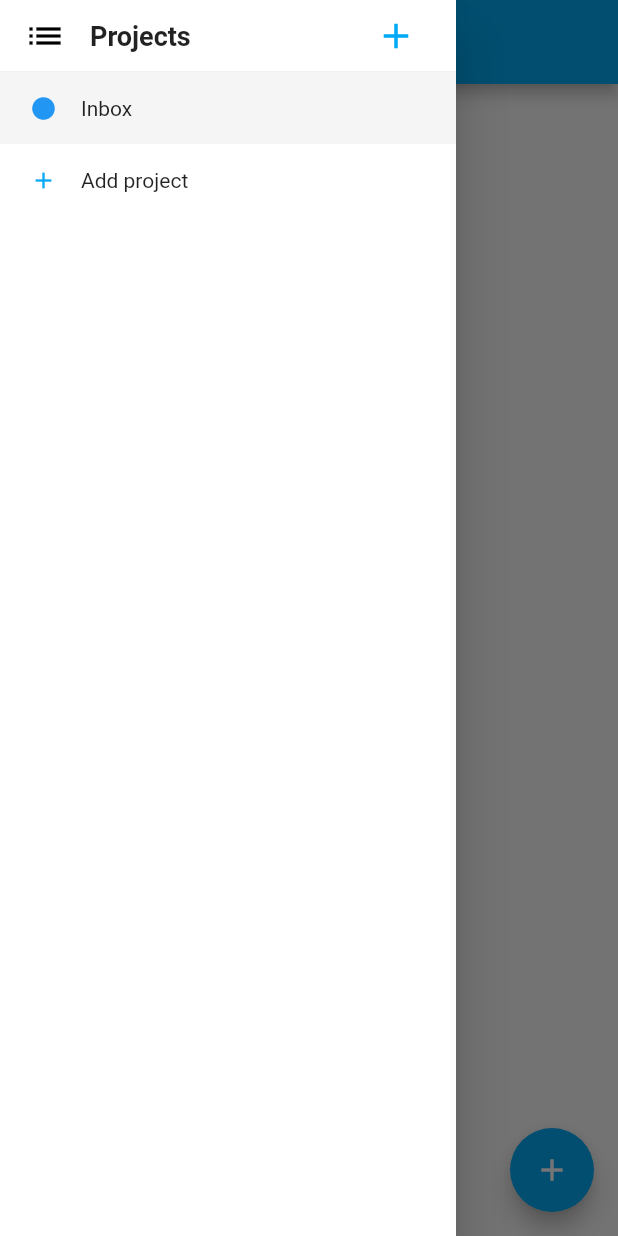
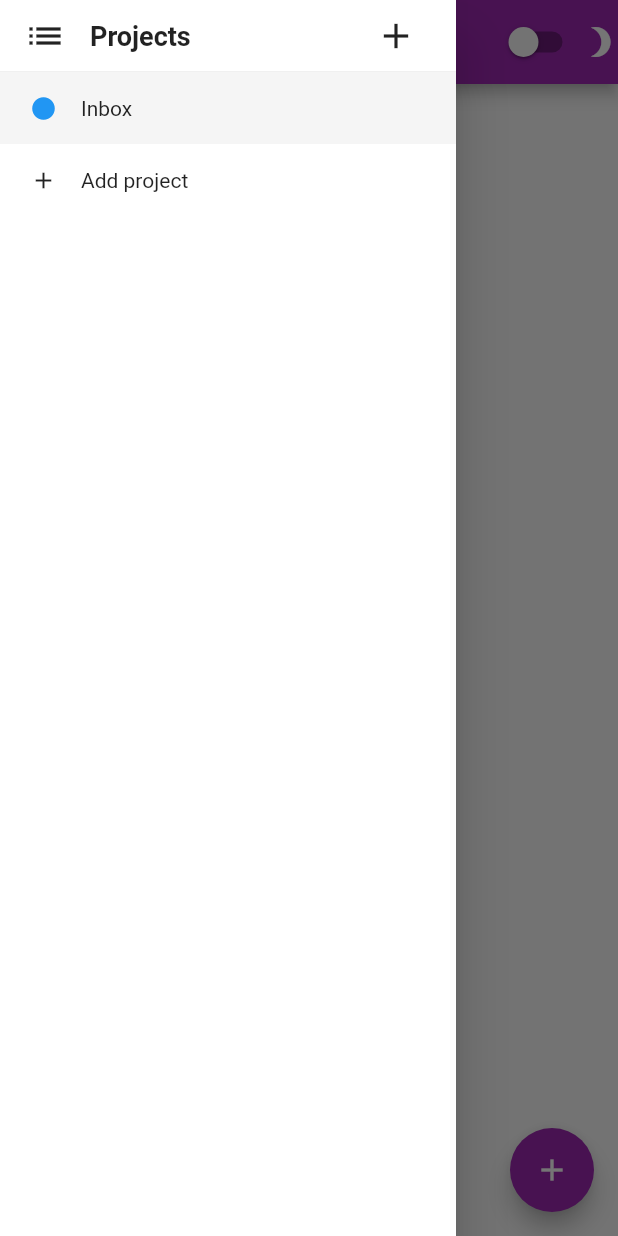
Before and after one commit to cleitonmonteiro/task-now, a Flutter app: the screen it shows after launch, with the side drawer open, on a phone screen of 412 x 824 dp. Run offline on Flutter 3.47's test engine with Material 2 defaults, Android fonts, the phone set to English and light mode, and no system bars; our stand-ins replace sqflite; accounts and stored records are empty.

Commit message:
updated app theme

```diff
--- /dev/null
+++ b/lib/app_state_notifier.dart
@@ -0,0 +1,10 @@
+import 'package:flutter/foundation.dart';
+
+class AppStateNotifier extends ChangeNotifier {
+  bool isDarkModeOn = false;
+
+  void updateTheme(bool isDarkMode) {
+    this.isDarkModeOn = isDarkMode;
+    notifyListeners();
+  }
+}
--- /dev/null
+++ b/lib/app_theme.dart
@@ -0,0 +1,44 @@
+import 'package:flutter/material.dart';
+
+const kButtonTheme = ButtonThemeData(
+  textTheme: ButtonTextTheme.primary,
+  padding: EdgeInsets.symmetric(horizontal: 10.0),
+  minWidth: 30.0,
+  height: 30.0,
+);
+
+class AppTheme {
+  static ThemeData getLightTheme(BuildContext context) {
+    return ThemeData(
+      visualDensity: VisualDensity.adaptivePlatformDensity,
+      primarySwatch: Colors.purple,
+      backgroundColor: Colors.white,
+      buttonTheme: kButtonTheme,
+    );
+  }
+
+  static ThemeData getDarkTheme(BuildContext context) {
+    return ThemeData(
+      colorScheme: ColorScheme.dark(
+        primary: Colors.purple,
+        secondary: Colors.purple,
+        secondaryVariant: Colors.purple,
+        surface: Colors.grey.shade900,
+      ),
+      brightness: Brightness.dark,
+      visualDensity: VisualDensity.adaptivePlatformDensity,
+      primarySwatch: Colors.purple,
+      accentColor: Colors.purple,
+      toggleableActiveColor: Colors.purple,
+      scaffoldBackgroundColor: Colors.grey.shade900,
+      backgroundColor: Colors.grey.shade900,
+      dialogBackgroundColor: Colors.grey.shade900,
+      selectedRowColor: Colors.grey.withAlpha(20),
+      timePickerTheme: TimePickerTheme.of(context).copyWith(
+        hourMinuteUnselectedColor: Colors.red,
+        dialBackgroundColor: Colors.grey.withAlpha(20),
+      ),
+      buttonTheme: kButtonTheme,
+    );
+  }
+}
--- a/lib/main.dart
+++ b/lib/main.dart
@@ -1,5 +1,7 @@
 import 'package:flutter/material.dart';
 import 'package:provider/provider.dart';
+import 'package:task_now/app_state_notifier.dart';
+import 'package:task_now/app_theme.dart';
 import 'package:task_now/data/database.dart';
 import 'package:task_now/data/sqlite_todo_repo_impl.dart';
 import 'package:task_now/todo_brain.dart';
@@ -12,21 +14,23 @@ void main() {
 class App extends StatelessWidget {
   @override
   Widget build(BuildContext context) {
-    return ChangeNotifierProvider<TodoBrain>(
-      create: (context) => TodoBrain(SqliteTodoRepoImpl(DatabaseProvider())),
-      child: MaterialApp(
+    return MultiProvider(
+      providers: [
+        ChangeNotifierProvider<AppStateNotifier>(
+          create: (_) => AppStateNotifier(),
+        ),
+        ChangeNotifierProvider<TodoBrain>(
+          create: (_) => TodoBrain(SqliteTodoRepoImpl(DatabaseProvider())),
+        ),
+      ],
+      builder: (context, _) => MaterialApp(
+        debugShowCheckedModeBanner: false,
         title: 'Task Now',
-        theme: ThemeData(
-          primarySwatch: Colors.lightBlue,
-          primaryColor: Colors.lightBlue,
-          backgroundColor: Colors.white,
-          visualDensity: VisualDensity.adaptivePlatformDensity,
-          buttonTheme: ButtonThemeData().copyWith(
-            padding: EdgeInsets.symmetric(horizontal: 10.0),
-            minWidth: 30.0,
-            height: 30.0,
-          ),
-        ),
+        theme: AppTheme.getLightTheme(context),
+        darkTheme: AppTheme.getDarkTheme(context),
+        themeMode: Provider.of<AppStateNotifier>(context).isDarkModeOn
+            ? ThemeMode.dark
+            : ThemeMode.light,
         home: HomePage(),
       ),
     );
--- a/lib/pages/home.dart
+++ b/lib/pages/home.dart
@@ -1,6 +1,7 @@
 import 'package:flutter/material.dart';
 import 'package:flutter/rendering.dart';
 import 'package:provider/provider.dart';
+import 'package:task_now/app_state_notifier.dart';
 import 'package:task_now/data/models/project.dart';
 import 'package:task_now/pages/new_project.dart';
 import 'package:task_now/pages/no_tasks.dart';
@@ -22,12 +23,17 @@ class HomePage extends StatelessWidget {
 
         return Scaffold(
           appBar: AppBar(
-            title: Text(
-              brain.selectedProject.name,
-              style: TextStyle().copyWith(color: Colors.white),
-            ),
-            iconTheme:
-                Theme.of(context).iconTheme.copyWith(color: Colors.white),
+            title: Text(brain.selectedProject.name),
+            actions: <Widget>[
+              Switch(
+                value: Provider.of<AppStateNotifier>(context).isDarkModeOn,
+                onChanged: (boolVal) {
+                  Provider.of<AppStateNotifier>(context, listen: false)
+                      .updateTheme(boolVal);
+                },
+              ),
+              Icon(Icons.brightness_3),
+            ],
           ),
           drawer: Drawer(
             child: DecoratedBox(
@@ -44,10 +50,10 @@ class HomePage extends StatelessWidget {
                     padding: EdgeInsets.symmetric(horizontal: 16.0),
                     child: Row(
                       children: [
-                        const Icon(
+                        Icon(
                           Icons.list,
                           size: 28.0,
-                          color: Colors.black,
+                          color: Theme.of(context).textTheme.headline6.color,
                         ),
                         const SizedBox(width: 16.0),
                         const Text(
@@ -60,11 +66,7 @@ class HomePage extends StatelessWidget {
                         Spacer(),
                         IconButton(
                           padding: EdgeInsets.zero,
-                          icon: Icon(
-                            Icons.add,
-                            size: 28.0,
-                            color: Theme.of(context).primaryColor,
-                          ),
+                          icon: Icon(Icons.add, size: 28.0),
                           onPressed: () => _addNewProject(context),
                         ),
                       ],
@@ -81,12 +83,8 @@ class HomePage extends StatelessWidget {
                   ),
                   _RowButton(
                     onTap: () => _addNewProject(context),
-                    children: [
-                      Icon(
-                        Icons.add,
-                        color: Theme.of(context).primaryColor,
-                        size: 18.0,
-                      ),
+                    children: const [
+                      Icon(Icons.add, size: 18.0),
                       SizedBox(width: 16.0),
                       Text('Add project'),
                     ],
@@ -104,10 +102,7 @@ class HomePage extends StatelessWidget {
             onPressed: () async {
               _showAddTodoSheet(context, brain.projects.first);
             },
-            child: Icon(
-              Icons.add,
-              color: Colors.white,
-            ),
+            child: Icon(Icons.add, color: Colors.white),
           ),
         );
       },
@@ -138,7 +133,7 @@ class _RowButton extends StatelessWidget {
     @required this.onTap,
     @required this.children,
     this.padding = const EdgeInsets.symmetric(horizontal: 20.0, vertical: 15.0),
-    this.backgroundColor = Colors.white,
+    this.backgroundColor,
   })  : assert(onTap != null),
         assert(children != null);
 
@@ -153,7 +148,7 @@ class _RowButton extends StatelessWidget {
       onTap: onTap,
       child: Container(
         padding: padding,
-        color: backgroundColor,
+        color: backgroundColor ?? Theme.of(context).backgroundColor,
         child: Row(
           children: children,
         ),
--- a/lib/pages/new_project.dart
+++ b/lib/pages/new_project.dart
@@ -40,18 +40,13 @@ class _NewProjectPageState extends State<NewProjectPage> {
   Widget build(BuildContext context) {
     return Scaffold(
       appBar: AppBar(
-        title: Text(
-          'Add project',
-          style: TextStyle().copyWith(color: Colors.white),
-        ),
+        title: const Text('Add project'),
         actions: [
           IconButton(
             icon: Icon(Icons.send),
-            color: Colors.white,
             onPressed: _enableSave ? _save : null,
           ),
         ],
-        iconTheme: Theme.of(context).iconTheme.copyWith(color: Colors.white),
       ),
       body: Padding(
         padding: EdgeInsets.symmetric(horizontal: 16.0, vertical: 10.0),
--- a/lib/pages/no_tasks.dart
+++ b/lib/pages/no_tasks.dart
@@ -1,4 +1,6 @@
 import 'package:flutter/material.dart';
+import 'package:provider/provider.dart';
+import 'package:task_now/app_state_notifier.dart';
 
 class NoTasksPage extends StatelessWidget {
   @override
@@ -8,12 +10,14 @@ class NoTasksPage extends StatelessWidget {
     return Column(
       mainAxisAlignment: MainAxisAlignment.center,
       children: [
-        Opacity(
-          opacity: 0.1,
-          child: Image.asset(
-            'images/coffee_cup.png',
-            fit: BoxFit.contain,
-            height: height,
+        Consumer<AppStateNotifier>(
+          builder: (context, appState, child) => Opacity(
+            opacity: appState.isDarkModeOn ? 0.4 : 0.1,
+            child: Image.asset(
+              'images/coffee_cup.png',
+              fit: BoxFit.contain,
+              height: height,
+            ),
           ),
         ),
         SizedBox(height: height / 3),
--- a/lib/widgets/add_todo_bottom_sheet.dart
+++ b/lib/widgets/add_todo_bottom_sheet.dart
@@ -44,7 +44,7 @@ class _AddTodoBottomSheetState extends State<AddTodoBottomSheet> {
           borderRadius: BorderRadius.vertical(
             top: Radius.circular(5.0),
           ),
-          color: Colors.white,
+          color: Theme.of(context).backgroundColor,
         ),
         child: Column(
           mainAxisSize: MainAxisSize.min,
@@ -69,6 +69,9 @@ class _AddTodoBottomSheetState extends State<AddTodoBottomSheet> {
             Row(
               children: <Widget>[
                 OutlineButton(
+                  borderSide: BorderSide(
+                    color: Theme.of(context).accentColor,
+                  ),
                   onPressed: _showDateTimeDialog,
                   child: Row(
                     children: <Widget>[
@@ -92,6 +95,9 @@ class _AddTodoBottomSheetState extends State<AddTodoBottomSheet> {
                 Padding(
                   padding: const EdgeInsets.only(left: 10.0),
                   child: OutlineButton(
+                    borderSide: BorderSide(
+                      color: Theme.of(context).accentColor,
+                    ),
                     onPressed: () => _showProjectDialog(),
                     child: Row(
                       children: <Widget>[
@@ -100,10 +106,8 @@ class _AddTodoBottomSheetState extends State<AddTodoBottomSheet> {
                           size: 16.0,
                           color: _project.color,
                         ),
-                        Padding(
-                          padding: EdgeInsets.only(left: 7.0),
-                          child: Text(_project.name),
-                        ),
+                        SizedBox(width: 7.0),
+                        Text(_project.name),
                       ],
                     ),
                   ),
--- a/lib/widgets/datetime_picker_dialog.dart
+++ b/lib/widgets/datetime_picker_dialog.dart
@@ -132,7 +132,7 @@ class _DateTimePickerDialogState extends State<DateTimePickerDialog> {
           Expanded(
             child: Card(
               elevation: 0.0,
-              color: Theme.of(context).canvasColor,
+              color: Theme.of(context).selectedRowColor,
               child: Padding(
                 padding: const EdgeInsets.all(7.0),
                 child: Text(_timeText),
--- a/lib/widgets/project_item.dart
+++ b/lib/widgets/project_item.dart
@@ -15,7 +15,9 @@ class ProjectItem extends StatelessWidget {
 
   @override
   Widget build(BuildContext context) {
-    final color = selected ? Theme.of(context).selectedRowColor : Colors.white;
+    final color = selected
+        ? Theme.of(context).selectedRowColor
+        : Theme.of(context).backgroundColor;
 
     var trailing = <Widget>[];
     if (project.todos.isNotEmpty) {
--- a/lib/widgets/todo_item.dart
+++ b/lib/widgets/todo_item.dart
@@ -19,18 +19,14 @@ class TodoItem extends StatelessWidget {
       border: Border(bottom: Divider.createBorderSide(context)),
     );
 
-    final doneColor = todo.isDone ? Colors.grey : Colors.black;
-
     final _descriptionTextStyle = TextStyle(
       fontSize: 18.0,
       fontWeight: FontWeight.w800,
       decoration: todo.isDone ? TextDecoration.lineThrough : null,
-      color: doneColor,
     );
 
     final _detailsTextStyle = TextStyle(
       decoration: todo.isDone ? TextDecoration.lineThrough : null,
-      color: doneColor,
     );
 
     final todoIcon = todo.isDone
@@ -46,7 +42,11 @@ class TodoItem extends StatelessWidget {
           SizedBox(height: 5.0),
           Row(
             children: <Widget>[
-              Icon(Icons.event, size: 18.0, color: doneColor),
+              Icon(
+                Icons.event,
+                size: 18.0,
+                color: Theme.of(context).textTheme.headline6.color,
+              ),
               Padding(
                 padding: const EdgeInsets.only(left: 7.0),
                 child: Text(
@@ -67,10 +67,7 @@ class TodoItem extends StatelessWidget {
           padding: EdgeInsets.only(left: 10),
           child: Align(
             alignment: Alignment.centerLeft,
-            child: Text(
-              "Completed",
-              style: TextStyle(color: Colors.white),
-            ),
+            child: const Text("Completed"),
           ),
         ),
         color: Colors.green,
```
